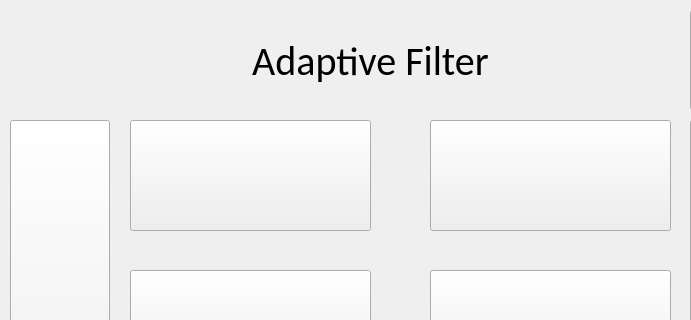
The window that Settings/405Settings/adaptivefilter405form.ui (kopalatommy/AQSync_UI) describes before a commit, drawn with Qt 5; both pictures show x 0 to 691 and y 0 to 320 of the 800 by 480 pixel window.
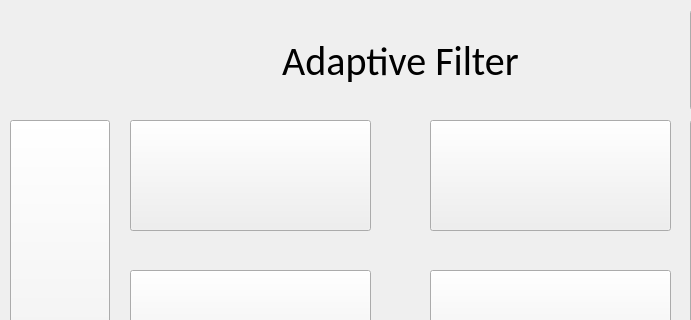
The same window after the commit. Icons and pictures are not drawn.

Patch:
```diff
--- a/Settings/405Settings/adaptivefilter405form.ui
+++ b/Settings/405Settings/adaptivefilter405form.ui
@@ -131,9 +131,9 @@
   <widget class="QLabel" name="AdaptiveFilter">
    <property name="geometry">
     <rect>
-     <x>130</x>
+     <x>0</x>
      <y>20</y>
-     <width>481</width>
+     <width>801</width>
      <height>81</height>
     </rect>
    </property>
```
Left out of the diff: 2 changed lines with no effect on the pictures.
